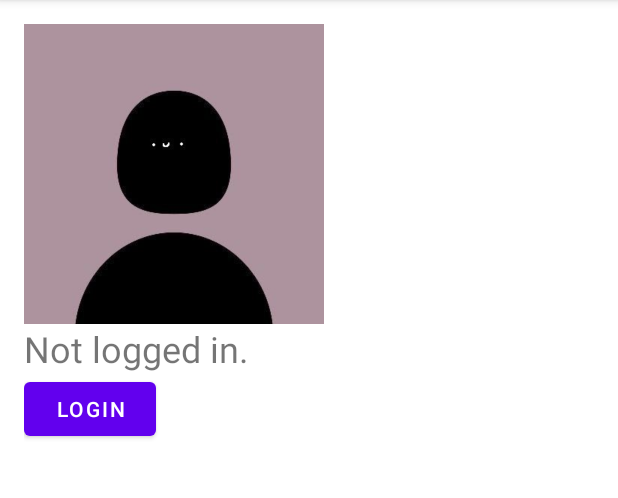
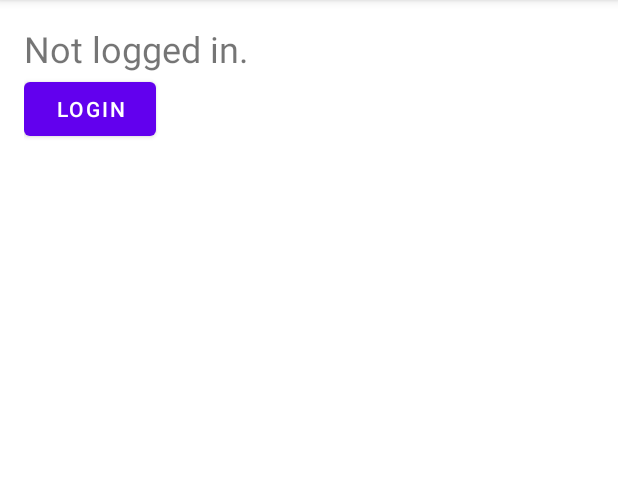
Before and after one commit to broccoliass/CarParkTracker, an Android app: the screen it shows after launch (HomeActivity), on a phone screen of 412 x 824 dp, the part 84-582 px from its top. Run offline under Robolectric (Android 15) with nearby library versions, the phone set to English and light mode, and no system bars; our stand-ins replace Firebase (no records; nobody signed in at launch, a user with empty details on screens opened directly).

Commit message:
relocate pic

```diff
--- a/app/src/main/java/com/example/newworld/HomeActivity.java
+++ b/app/src/main/java/com/example/newworld/HomeActivity.java
@@ -47,14 +47,6 @@ public class HomeActivity extends AppCompatActivity {
             loginButton.setVisibility(View.GONE);
             buttonsLayout.setVisibility(View.VISIBLE);
             logoutButton.setVisibility(View.VISIBLE);
-        } else {
-            // User is not signed in
-            // Display the login button
-            loginInfoTextView.setText("Not logged in.");
-            loginButton.setVisibility(View.VISIBLE);
-            buttonsLayout.setVisibility(View.GONE);
-            logoutButton.setVisibility(View.GONE);
-        }
 
             ImageView imageView = findViewById(R.id.profile_image);
 
@@ -69,6 +61,14 @@ public class HomeActivity extends AppCompatActivity {
             // Set the ImageView to display the resized bitmap
             imageView.setImageBitmap(resizedBitmap);
 
+        } else {
+            // User is not signed in
+            // Display the login button
+            loginInfoTextView.setText("Not logged in.");
+            loginButton.setVisibility(View.VISIBLE);
+            buttonsLayout.setVisibility(View.GONE);
+            logoutButton.setVisibility(View.GONE);
+        }
 
         // Prevent the user from going back to the login screen by pressing the back button
         if (getIntent().getBooleanExtra("EXIT", false)) {
```
Lines whose indentation alone changed are shown as unchanged.
